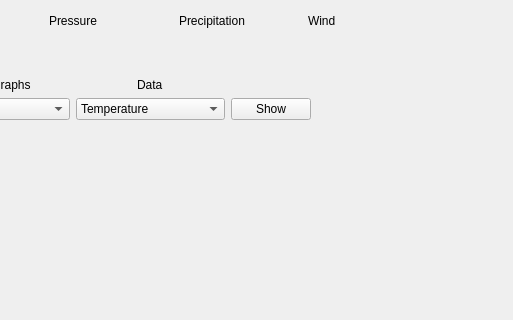
Old version of the form weather_app.ui in the repository mdawidzinski/weather_app; both pictures show x 200 to 713 and y 0 to 320 of the 713 by 558 pixel window.
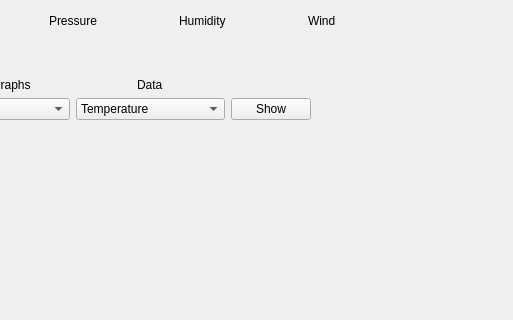
New version of the form.

```diff
--- a/weather_app.ui
+++ b/weather_app.ui
@@ -77,7 +77,7 @@
      <item>
       <widget class="QLabel" name="precipitation_label">
        <property name="text">
-        <string>Precipitation</string>
+        <string>Humidity</string>
        </property>
       </widget>
      </item>
```
Left out of the diff: 4 changed lines with no effect on the pictures.
